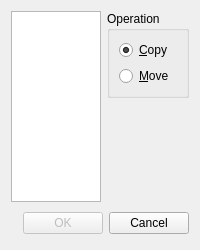
Before: the Qt Designer form source/vocabularymanagerdialog/wordcopymovedialog.ui in martin-kudlicka/vocabulary-master, drawn with Qt 5.
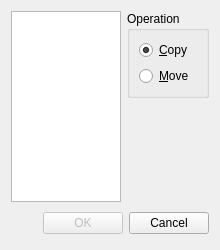
After: the same form once the commit is applied.

Commit message: * dialog width increased

What changed in the file:
```diff
--- a/source/vocabularymanagerdialog/wordcopymovedialog.ui
+++ b/source/vocabularymanagerdialog/wordcopymovedialog.ui
@@ -6,7 +6,7 @@
    <rect>
     <x>0</x>
     <y>0</y>
-    <width>200</width>
+    <width>220</width>
     <height>250</height>
    </rect>
   </property>
```
